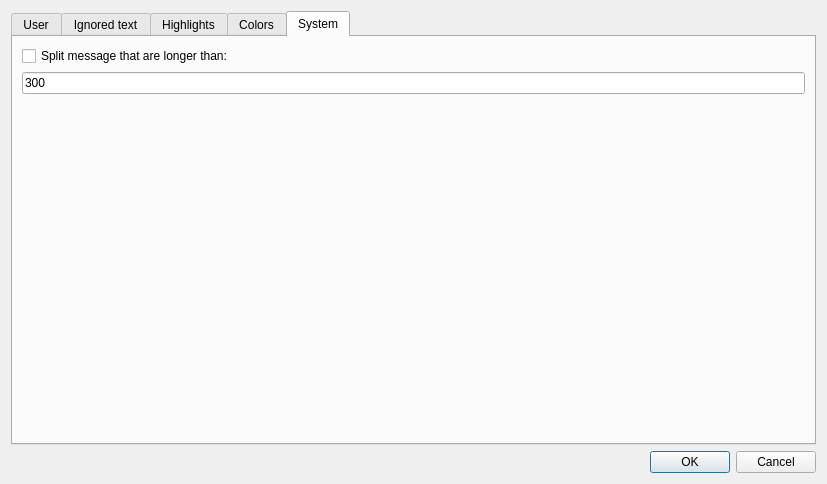
Above: src/GrumpyIRC/preferenceswin.ui from grumpy-irc/grumpy before the change. Below: the same form after it.
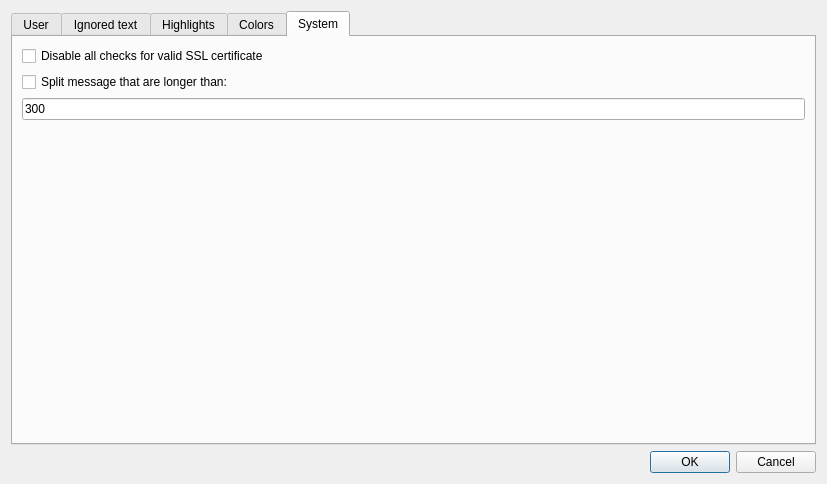
That is the form after the change. The open tabs and pages were chosen to show the change.

Diff of the .ui file:
```diff
--- a/src/GrumpyIRC/preferenceswin.ui
+++ b/src/GrumpyIRC/preferenceswin.ui
@@ -118,6 +118,13 @@
        <string>System</string>
       </attribute>
       <layout class="QVBoxLayout" name="verticalLayout_3">
+       <item>
+        <widget class="QCheckBox" name="checkBox">
+         <property name="text">
+          <string>Disable all checks for valid SSL certificate</string>
+         </property>
+        </widget>
+       </item>
        <item>
         <widget class="QCheckBox" name="checkBoxSplitMs">
          <property name="text">
```
